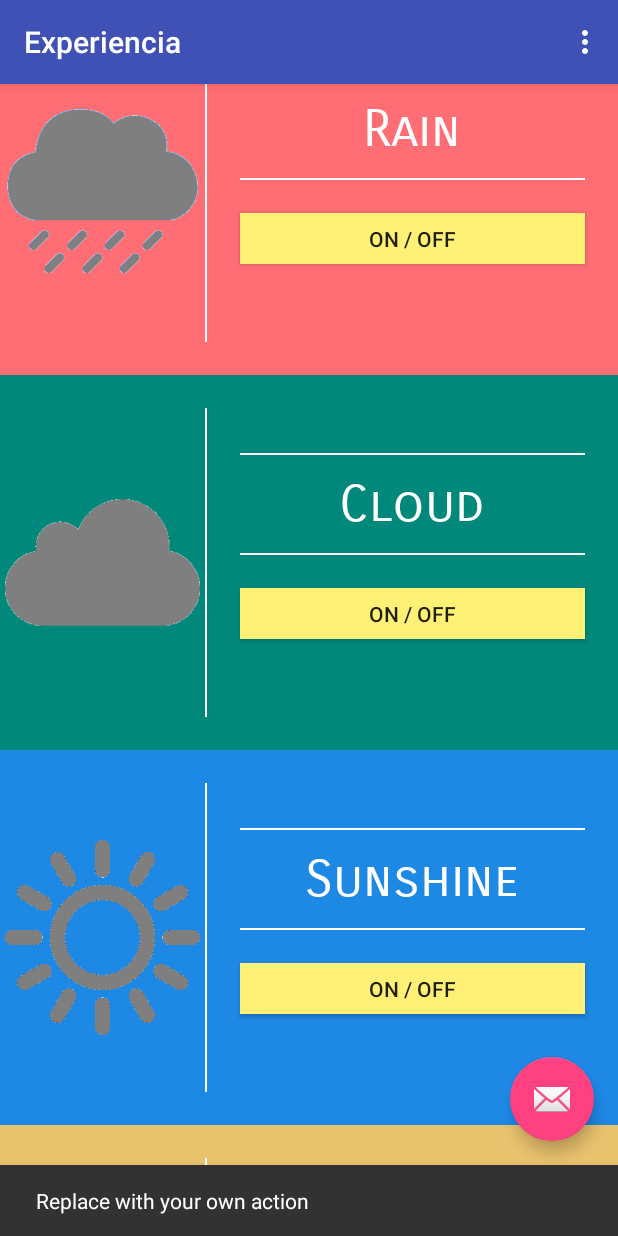
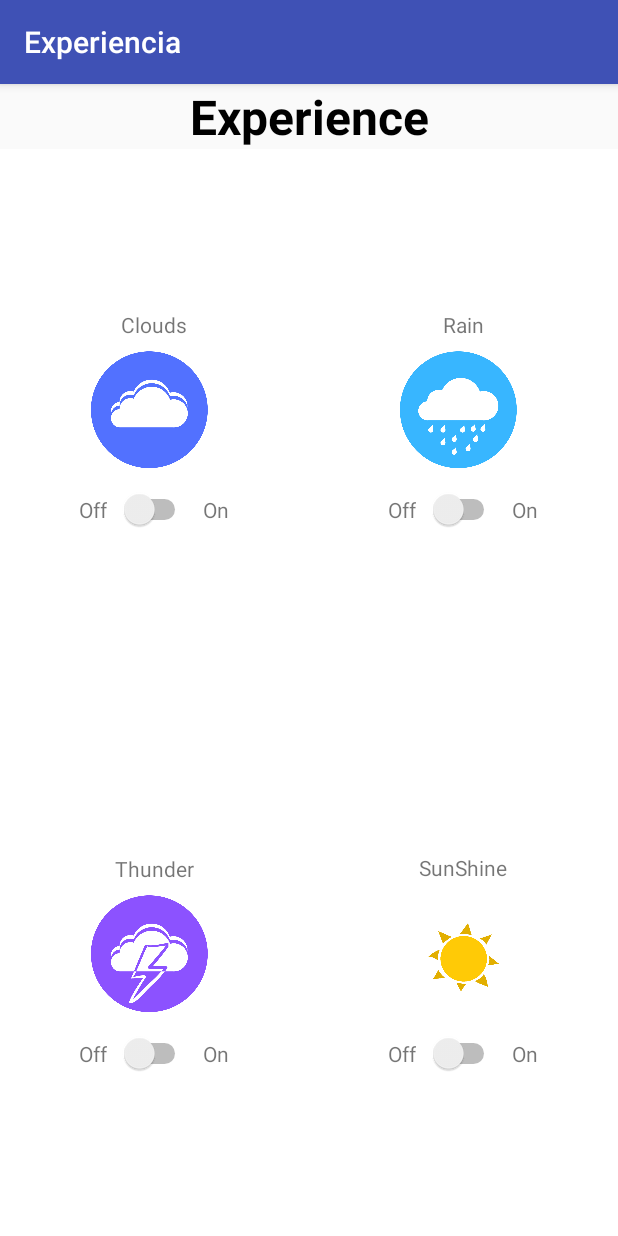
Before and after one commit to kamalakarrao/Experiencia3, an Android app: the screen it shows after launch (MainActivity before the commit, Main2Activity after it), after a tap on an icon or button, on a phone screen of 412 x 824 dp. Run offline under Robolectric (Android 15) with nearby library versions, the light colour scheme and no system bars; our stand-ins replace Firebase (no records; nobody signed in at launch, a user with empty details on screens opened directly); 8 statements that could not run were skipped.

Commit message:
added main2Activity, it has new UI of main screen

```diff
--- a/app/src/main/AndroidManifest.xml
+++ b/app/src/main/AndroidManifest.xml
@@ -19,6 +19,7 @@
                 <category android:name="android.intent.category.LAUNCHER" />
             </intent-filter>
         </activity>
+        <activity android:name=".Main2Activity"></activity>
     </application>
 
 </manifest>
--- /dev/null
+++ b/app/src/main/java/com/hkapps/experiencia/Main2Activity.java
@@ -0,0 +1,45 @@
+package com.hkapps.experiencia;
+
+import android.os.Bundle;
+import android.support.v7.app.AppCompatActivity;
+import android.view.View;
+import android.view.animation.Animation;
+import android.view.animation.RotateAnimation;
+import android.widget.ImageView;
+
+public class Main2Activity extends AppCompatActivity {
+    ImageView testImage;
+    RotateAnimation rotate;
+    @Override
+    protected void onCreate(Bundle savedInstanceState) {
+        super.onCreate(savedInstanceState);
+        setContentView(R.layout.activity_main2);
+        testImage = findViewById(R.id.img_sunlight);
+
+        rotate();
+
+        testImage.setOnClickListener(new View.OnClickListener() {
+            @Override
+            public void onClick(View view) {
+                rotate.reset();
+
+                rotate = new RotateAnimation(0, 720,
+                        Animation.RELATIVE_TO_SELF, 0.5f, Animation.RELATIVE_TO_SELF,
+                        0.5f);
+                rotate.setDuration(4000);
+                rotate.setRepeatCount(Animation.INFINITE);
+                testImage.setAnimation(rotate);
+
+            }
+        });
+    }
+
+    private void rotate() {
+        rotate = new RotateAnimation(0, 720,
+                Animation.RELATIVE_TO_SELF, 0.5f, Animation.RELATIVE_TO_SELF,
+                0.5f);
+        rotate.setDuration(4000);
+        rotate.setRepeatCount(Animation.INFINITE);
+        testImage.setAnimation(rotate);
+    }
+}
--- a/app/src/main/java/com/hkapps/experiencia/MainActivity.java
+++ b/app/src/main/java/com/hkapps/experiencia/MainActivity.java
@@ -1,5 +1,6 @@
 package com.hkapps.experiencia;
 
+import android.content.Intent;
 import android.os.AsyncTask;
 import android.os.Bundle;
 import android.support.annotation.NonNull;
@@ -39,6 +40,8 @@ public class MainActivity extends AppCompatActivity {
             public void onClick(View view) {
                 Snackbar.make(view, "Replace with your own action", Snackbar.LENGTH_LONG)
                         .setAction("Action", null).show();
+                Intent  i = new Intent(MainActivity.this,Main2Activity.class);
+                startActivity(i);
             }
         });
 
--- /dev/null
+++ b/app/src/main/res/layout/activity_main2.xml
@@ -0,0 +1,193 @@
+<?xml version="1.0" encoding="utf-8"?>
+<LinearLayout xmlns:android="http://schemas.android.com/apk/res/android"
+    xmlns:app="http://schemas.android.com/apk/res-auto"
+    xmlns:tools="http://schemas.android.com/tools"
+    android:layout_width="match_parent"
+    tools:context=".Main2Activity"
+    android:orientation="vertical"
+    android:layout_height="match_parent"
+    >
+    <TextView
+        android:layout_width="match_parent"
+        android:layout_height="wrap_content"
+        android:text="Experience"
+        android:textStyle="bold"
+        android:textColor="@android:color/black"
+        android:textSize="32sp"
+        android:gravity="center"/>
+
+
+    <LinearLayout
+        android:layout_width="match_parent"
+        android:layout_weight="1"
+        android:orientation="horizontal"
+        android:layout_height="0dp">
+        <LinearLayout
+            android:layout_width="0dp"
+            android:layout_weight="1"
+            android:gravity="center"
+            android:orientation="vertical"
+            android:background="@android:color/white"
+            android:layout_height="match_parent">
+            <TextView
+                android:layout_width="match_parent"
+                android:text="Clouds"
+                android:gravity="center"
+                android:layout_height="wrap_content" />
+            <ImageView
+                android:layout_width="100dp"
+                android:layout_height="100dp"
+                android:scaleType="centerInside"
+                android:src="@drawable/clouds"/>
+            <LinearLayout
+                android:layout_width="match_parent"
+                android:layout_height="wrap_content"
+                android:gravity="center"
+                android:orientation="horizontal">
+                <TextView
+                    android:layout_width="wrap_content"
+                    android:text="Off"
+                    android:layout_height="wrap_content" />
+                <Switch
+                    android:layout_width="wrap_content"
+                    android:layout_marginLeft="8dp"
+                    android:layout_marginRight="8dp"
+                    android:layout_height="wrap_content" />
+                <TextView
+                    android:layout_width="wrap_content"
+                    android:text="On"
+                    android:layout_height="wrap_content" />
+            </LinearLayout>
+
+        </LinearLayout>
+        <LinearLayout
+            android:layout_width="0dp"
+            android:layout_weight="1"
+            android:gravity="center"
+            android:orientation="vertical"
+            android:background="@android:color/white"
+            android:layout_height="match_parent">
+            <TextView
+                android:layout_width="match_parent"
+                android:text="Rain"
+                android:gravity="center"
+                android:layout_height="wrap_content" />
+            <ImageView
+                android:layout_width="100dp"
+                android:layout_height="100dp"
+                android:scaleType="centerInside"
+                android:src="@drawable/rain"/>
+            <LinearLayout
+                android:layout_width="match_parent"
+                android:layout_height="wrap_content"
+                android:gravity="center"
+                android:orientation="horizontal">
+                <TextView
+                    android:layout_width="wrap_content"
+                    android:text="Off"
+                    android:layout_height="wrap_content" />
+                <Switch
+                    android:layout_width="wrap_content"
+                    android:layout_marginLeft="8dp"
+                    android:layout_marginRight="8dp"
+                    android:layout_height="wrap_content" />
+                <TextView
+                    android:layout_width="wrap_content"
+                    android:text="On"
+                    android:layout_height="wrap_content" />
+            </LinearLayout>
+
+        </LinearLayout>
+
+    </LinearLayout>
+    <LinearLayout
+        android:layout_width="match_parent"
+        android:layout_weight="1"
+        android:orientation="horizontal"
+        android:layout_height="0dp">
+        <LinearLayout
+            android:layout_width="0dp"
+            android:layout_weight="1"
+            android:gravity="center"
+            android:orientation="vertical"
+            android:background="@android:color/white"
+            android:layout_height="match_parent">
+            <TextView
+                android:layout_width="match_parent"
+                android:text="Thunder"
+                android:gravity="center"
+                android:layout_height="wrap_content" />
+            <ImageView
+                android:layout_width="100dp"
+                android:layout_height="100dp"
+                android:scaleType="centerInside"
+                android:src="@drawable/thunder"/>
+            <LinearLayout
+                android:layout_width="match_parent"
+                android:layout_height="wrap_content"
+                android:gravity="center"
+                android:orientation="horizontal">
+                <TextView
+                    android:layout_width="wrap_content"
+                    android:text="Off"
+                    android:layout_height="wrap_content" />
+                <Switch
+                    android:layout_width="wrap_content"
+                    android:layout_marginLeft="8dp"
+                    android:layout_marginRight="8dp"
+                    android:layout_height="wrap_content" />
+                <TextView
+                    android:layout_width="wrap_content"
+                    android:text="On"
+                    android:layout_height="wrap_content" />
+            </LinearLayout>
+
+        </LinearLayout>
+        <LinearLayout
+            android:layout_width="0dp"
+            android:layout_weight="1"
+            android:gravity="center"
+            android:orientation="vertical"
+            android:background="@android:color/white"
+            android:layout_height="match_parent">
+            <TextView
+                android:layout_width="match_parent"
+                android:text="SunShine"
+                android:gravity="center"
+                android:layout_height="wrap_content" />
+            <ImageView
+                android:layout_width="50dp"
+                android:layout_height="50dp"
+                android:layout_margin="25dp"
+                android:id="@+id/img_sunlight"
+                android:scaleType="centerInside"
+                android:src="@drawable/sunlight"/>
+            <LinearLayout
+                android:layout_width="match_parent"
+                android:layout_height="wrap_content"
+                android:gravity="center"
+                android:orientation="horizontal">
+                <TextView
+                    android:layout_width="wrap_content"
+                    android:text="Off"
+                    android:layout_height="wrap_content" />
+                <Switch
+                    android:layout_width="wrap_content"
+                    android:layout_marginLeft="8dp"
+                    android:layout_marginRight="8dp"
+                    android:enabled="true"
+                    android:layout_height="wrap_content" />
+                <TextView
+                    android:layout_width="wrap_content"
+                    android:text="On"
+                    android:layout_height="wrap_content" />
+            </LinearLayout>
+
+        </LinearLayout>
+
+    </LinearLayout>
+
+
+
+
+</LinearLayout>
```
Also changed, not shown: app/src/main/res/layout/test.xml (added, +192 -0 lines), app/src/main/res/drawable/clouds.png (added), app/src/main/res/drawable/rain.png (added), app/src/main/res/drawable/sunlight.png (added), app/src/main/res/drawable/thunder.png (added).
